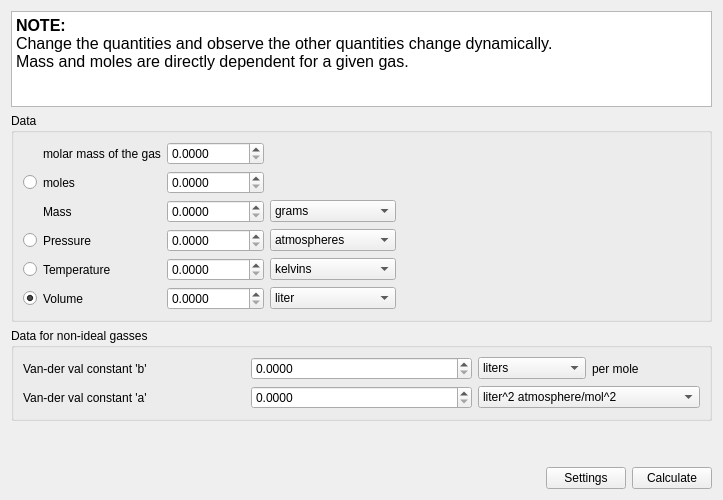
Old version of the form src/calculator/gasCalculator.ui in the repository KDE/kalzium.
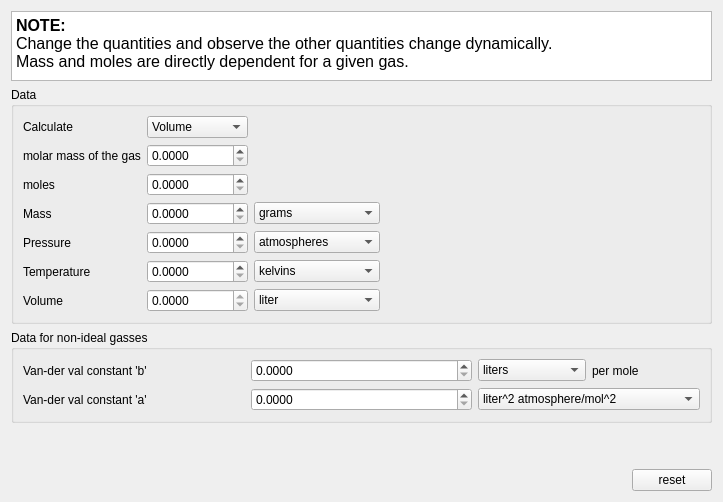
New version of the form. Custom widgets are drawn as their Qt base class.

Commit message: Updating the calculator related files, now the molecular calculator fits in the sidebar using KDE 4.2 GUI, fixed many issues like removing (void) and inserting (), changed getFoo() to foo(), etc., removing static casts which were unnecessary. Made changes to the UI of the calculators, now they are easy to use, added a reset button to the calculators.

Diff of the .ui file:
```diff
--- a/src/calculator/gasCalculator.ui
+++ b/src/calculator/gasCalculator.ui
@@ -31,55 +31,48 @@
       <string>Data</string>
      </property>
      <layout class="QGridLayout" name="gridLayout">
-      <item row="0" column="1">
+      <item row="1" column="0">
        <widget class="QLabel" name="label_2">
         <property name="text">
          <string>molar mass of the gas</string>
         </property>
        </widget>
       </item>
-      <item row="0" column="2">
-       <widget class="QDoubleSpinBox" name="molarMass">
-        <property name="decimals">
-         <number>4</number>
-        </property>
-        <property name="maximum">
-         <double>1000000000.000000000000000</double>
-        </property>
-       </widget>
-      </item>
-      <item row="1" column="0">
-       <widget class="QRadioButton" name="r1">
-        <property name="text">
-         <string/>
-        </property>
-       </widget>
-      </item>
       <item row="1" column="1">
+       <widget class="QDoubleSpinBox" name="molarMass">
+        <property name="decimals">
+         <number>4</number>
+        </property>
+        <property name="maximum">
+         <double>1000000000.000000000000000</double>
+        </property>
+       </widget>
+      </item>
+      <item row="2" column="0">
        <widget class="QLabel" name="label_25">
         <property name="text">
          <string>moles</string>
         </property>
        </widget>
       </item>
-      <item row="1" column="2">
-       <widget class="QDoubleSpinBox" name="moles">
-        <property name="decimals">
-         <number>4</number>
-        </property>
-        <property name="maximum">
-         <double>1000000000.000000000000000</double>
-        </property>
-       </widget>
-      </item>
       <item row="2" column="1">
+       <widget class="QDoubleSpinBox" name="moles">
+        <property name="decimals">
+         <number>4</number>
+        </property>
+        <property name="maximum">
+         <double>1000000000.000000000000000</double>
+        </property>
+       </widget>
+      </item>
+      <item row="3" column="0">
        <widget class="QLabel" name="label_24">
         <property name="text">
          <string>Mass</string>
         </property>
        </widget>
       </item>
-      <item row="2" column="2">
+      <item row="3" column="1">
        <widget class="QDoubleSpinBox" name="mass">
         <property name="decimals">
          <number>4</number>
@@ -89,7 +82,7 @@
         </property>
        </widget>
       </item>
-      <item row="2" column="3">
+      <item row="3" column="2">
        <widget class="QComboBox" name="mass_unit">
         <item>
          <property name="text">
@@ -123,7 +116,7 @@
         </item>
        </widget>
       </item>
-      <item row="2" column="4">
+      <item row="3" column="3">
        <spacer name="horizontalSpacer">
         <property name="orientation">
          <enum>Qt::Horizontal</enum>
@@ -136,21 +129,14 @@
         </property>
        </spacer>
       </item>
-      <item row="3" column="0">
-       <widget class="QRadioButton" name="r2">
-        <property name="text">
-         <string/>
-        </property>
-       </widget>
-      </item>
-      <item row="3" column="1">
+      <item row="4" column="0">
        <widget class="QLabel" name="label_27">
         <property name="text">
          <string>Pressure</string>
         </property>
        </widget>
       </item>
-      <item row="3" column="2">
+      <item row="4" column="1">
        <widget class="QDoubleSpinBox" name="pressure">
         <property name="decimals">
          <number>4</number>
@@ -160,7 +146,7 @@
         </property>
        </widget>
       </item>
-      <item row="3" column="3">
+      <item row="4" column="2">
        <widget class="QComboBox" name="pressure_unit">
         <item>
          <property name="text">
@@ -199,21 +185,14 @@
         </item>
        </widget>
       </item>
-      <item row="4" column="0">
-       <widget class="QRadioButton" name="r3">
-        <property name="text">
-         <string/>
-        </property>
-       </widget>
-      </item>
-      <item row="4" column="1">
+      <item row="5" column="0">
        <widget class="QLabel" name="label_29">
         <property name="text">
          <string>Temperature</string>
         </property>
        </widget>
       </item>
-      <item row="4" column="2">
+      <item row="5" column="1">
        <widget class="QDoubleSpinBox" name="temp">
         <property name="decimals">
          <number>4</number>
@@ -223,7 +202,7 @@
         </property>
        </widget>
       </item>
-      <item row="4" column="3">
+      <item row="5" column="2">
        <widget class="QComboBox" name="temp_unit">
         <item>
          <property name="text">
@@ -252,25 +231,18 @@
         </item>
        </widget>
       </item>
-      <item row="5" column="0">
-       <widget class="QRadioButton" name="r4">
-        <property name="text">
-         <string/>
-        </property>
-        <property name="checked">
-         <bool>true</bool>
-        </property>
-       </widget>
-      </item>
-      <item row="5" column="1">
+      <item row="6" column="0">
        <widget class="QLabel" name="label_26">
         <property name="text">
          <string>Volume</string>
         </property>
        </widget>
       </item>
-      <item row="5" column="2">
+      <item row="6" column="1">
        <widget class="QDoubleSpinBox" name="volume">
+        <property name="readOnly">
+         <bool>true</bool>
+        </property>
         <property name="decimals">
          <number>4</number>
         </property>
@@ -279,7 +251,7 @@
         </property>
        </widget>
       </item>
-      <item row="5" column="3">
+      <item row="6" column="2">
        <widget class="QComboBox" name="volume_unit">
         <property name="enabled">
          <bool>true</bool>
@@ -321,6 +293,40 @@
         </item>
        </widget>
       </item>
+      <item row="0" column="0">
+       <widget class="QLabel" name="label_3">
+        <property name="text">
+         <string>Calculate</string>
+        </property>
+       </widget>
+      </item>
+      <item row="0" column="1">
+       <widget class="QComboBox" name="mode">
+        <property name="currentIndex">
+         <number>3</number>
+        </property>
+        <item>
+         <property name="text">
+          <string>Moles / Mass</string>
+         </property>
+        </item>
+        <item>
+         <property name="text">
+          <string>Pressure</string>
+         </property>
+        </item>
+        <item>
+         <property name="text">
+          <string>Temperature</string>
+         </property>
+        </item>
+        <item>
+         <property name="text">
+          <string>Volume</string>
+         </property>
+        </item>
+       </widget>
+      </item>
      </layout>
     </widget>
    </item>
@@ -457,14 +463,7 @@
      <item>
       <widget class="QPushButton" name="pushButton_36">
        <property name="text">
-        <string>Settings</string>
-       </property>
-      </widget>
-     </item>
-     <item>
-      <widget class="QPushButton" name="pushButton_38">
-       <property name="text">
-        <string>Calculate</string>
+        <string>reset</string>
        </property>
       </widget>
      </item>
```
Left out of the diff: 2 changed lines with no effect on the pictures. The commit also changes 9 other files.
